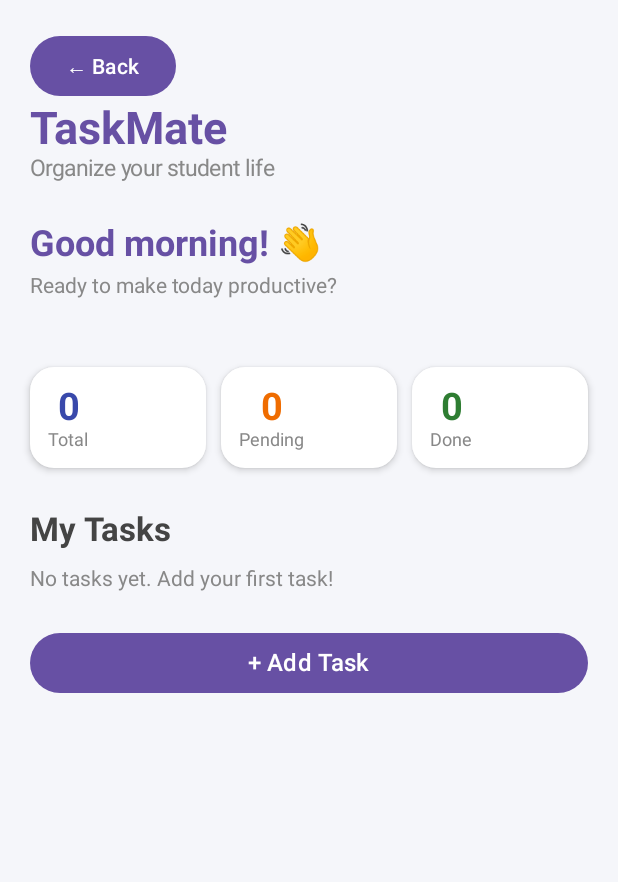
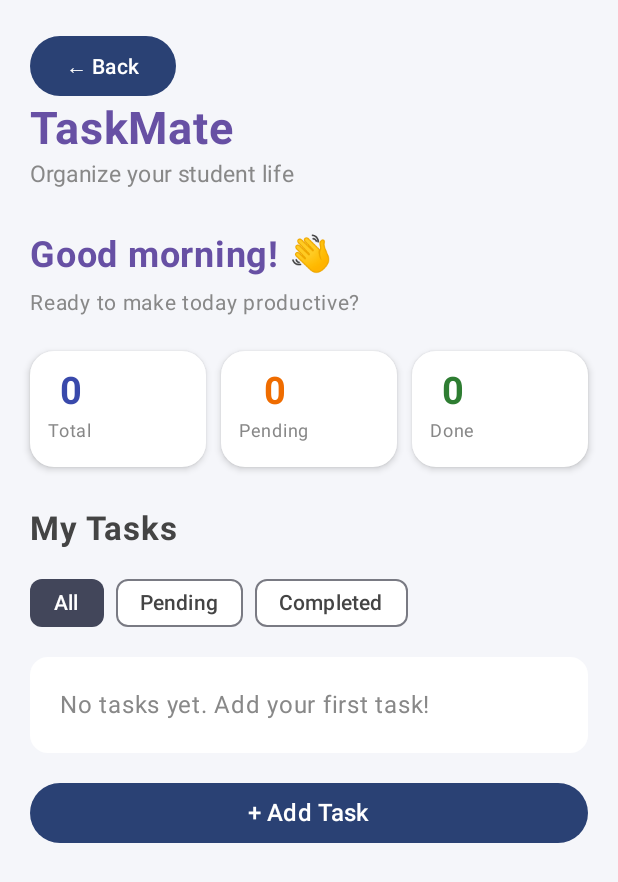
Before and after one commit to Aishalucky1234/TaskMate-Student-Task-Manager-, an Android app built with Jetpack Compose: the screen it shows after launch (MainActivity), after a tap on "Get Started →", on a phone screen of 412 x 824 dp. Shown: the top 882 px of the screen. Run offline under Robolectric (Android 15) with nearby library versions, the phone set to English and light mode, and no system bars; our stand-ins replace Room's generated code.

Commit message:
Integrate Add Task feature with Room database and task filtering

```diff
--- a/app/src/main/java/com/example/taskmate/MainActivity.kt
+++ b/app/src/main/java/com/example/taskmate/MainActivity.kt
@@ -1,69 +1,106 @@
-
 package com.example.taskmate
 
+import android.content.Intent
 import android.os.Bundle
 import androidx.activity.ComponentActivity
 import androidx.activity.compose.setContent
-import androidx.compose.foundation.background
 import androidx.compose.foundation.layout.Arrangement
 import androidx.compose.foundation.layout.Column
 import androidx.compose.foundation.layout.Row
 import androidx.compose.foundation.layout.Spacer
 import androidx.compose.foundation.layout.fillMaxSize
 import androidx.compose.foundation.layout.fillMaxWidth
+import androidx.compose.foundation.layout.height
 import androidx.compose.foundation.layout.padding
-import androidx.compose.foundation.layout.height
+import androidx.compose.foundation.lazy.LazyColumn
+import androidx.compose.foundation.lazy.items
 import androidx.compose.foundation.shape.RoundedCornerShape
 import androidx.compose.material3.Button
 import androidx.compose.material3.Card
 import androidx.compose.material3.CardDefaults
+import androidx.compose.material3.Checkbox
+import androidx.compose.material3.FilterChip
 import androidx.compose.material3.MaterialTheme
 import androidx.compose.material3.Scaffold
 import androidx.compose.material3.Text
 import androidx.compose.runtime.Composable
+import androidx.compose.runtime.collectAsState
+import androidx.compose.runtime.getValue
+import androidx.compose.runtime.mutableStateOf
+import androidx.compose.runtime.remember
+import androidx.compose.runtime.rememberCoroutineScope
+import androidx.compose.runtime.setValue
 import androidx.compose.ui.Alignment
 import androidx.compose.ui.Modifier
 import androidx.compose.ui.graphics.Color
 import androidx.compose.ui.text.font.FontWeight
+import androidx.compose.ui.text.style.TextDecoration
 import androidx.compose.ui.unit.dp
 import androidx.compose.ui.unit.sp
 import com.example.taskmate.ui.theme.TaskMateTheme
-import android.content.Intent
-import androidx.compose.runtime.collectAsState
-import androidx.compose.runtime.getValue
+import kotlinx.coroutines.launch
+import androidx.compose.material3.CheckboxDefaults
+import androidx.compose.material3.FilterChipDefaults
+
 class MainActivity : ComponentActivity() {
+
     override fun onCreate(savedInstanceState: Bundle?) {
         super.onCreate(savedInstanceState)
 
-        val taskFlow = TaskDatabase.getDatabase(applicationContext)
-            .taskDao()
-            .getAllTasks()
+        val taskDao = TaskDatabase.getDatabase(applicationContext).taskDao()
 
         setContent {
-            val tasks by taskFlow.collectAsState(initial = emptyList())
+            TaskMateTheme {
+                val tasks by taskDao.getAllTasks()
+                    .collectAsState(initial = emptyList())
 
                 TaskMateHomeScreen(
                     tasks = tasks,
+                    taskDao = taskDao,
                     onBackClick = {
                         finish()
                     },
                     onAddTaskClick = {
-                    val intent = Intent(this@MainActivity, AddTaskActivity::class.java)
-                    this@MainActivity.startActivity(intent)
+                        val intent = Intent(
+                            this@MainActivity,
+                            AddTaskActivity::class.java
+                        )
+                        startActivity(intent)
                     }
                 )
             }
         }
     }
+}
+
+private enum class TaskFilter(val label: String) {
+    ALL("All"),
+    PENDING("Pending"),
+    COMPLETED("Completed")
+}
+
 @Composable
 fun TaskMateHomeScreen(
     tasks: List<Task>,
+    taskDao: TaskDao,
     onBackClick: () -> Unit,
     onAddTaskClick: () -> Unit
 ) {
     val totalTasks = tasks.size
     val completedTasks = tasks.count { it.isCompleted }
     val pendingTasks = totalTasks - completedTasks
+
+    val updateScope = rememberCoroutineScope()
+    var selectedFilter by remember {
+        mutableStateOf(TaskFilter.ALL)
+    }
+
+    val visibleTasks = when (selectedFilter) {
+        TaskFilter.ALL -> tasks
+        TaskFilter.PENDING -> tasks.filter { !it.isCompleted }
+        TaskFilter.COMPLETED -> tasks.filter { it.isCompleted }
+    }
+
     Scaffold(
         modifier = Modifier.fillMaxSize(),
         containerColor = Color(0xFFF5F6FA)
@@ -75,16 +112,16 @@ fun TaskMateHomeScreen(
                 .padding(paddingValues)
                 .padding(20.dp)
         ) {
-            Button(
-                onClick = onBackClick
-            ) {
+
+            Button(onClick = onBackClick) {
                 Text(text = "← Back")
             }
+
             Text(
                 text = "TaskMate",
                 fontSize = 30.sp,
                 fontWeight = FontWeight.Bold,
-                color = Color(color =(0xFF6750A4))
+                color = Color(0xFF6750A4)
             )
 
             Text(
@@ -101,6 +138,7 @@ fun TaskMateHomeScreen(
                 fontWeight = FontWeight.Bold,
                 color = Color(0xFF6750A4)
             )
+
             Spacer(modifier = Modifier.height(6.dp))
 
             Text(
@@ -108,9 +146,6 @@ fun TaskMateHomeScreen(
                 fontSize = 14.sp,
                 color = Color.Gray
             )
-
-            Spacer(modifier = Modifier.height(20.dp))
-            Spacer(modifier = Modifier.height(6.dp))
 
             Spacer(modifier = Modifier.height(20.dp))
 
@@ -151,41 +186,106 @@ fun TaskMateHomeScreen(
 
             Spacer(modifier = Modifier.height(12.dp))
 
-            if (tasks.isEmpty()) {
-                Text(
-                    text = "No tasks yet. Add your first task!",
-                    color = Color.Gray,
-                    fontSize = 14.sp
+            // Task filters
+            Row(
+                modifier = Modifier.fillMaxWidth(),
+                horizontalArrangement = Arrangement.spacedBy(8.dp)
+            ) {
+                TaskFilter.values().forEach { filter ->
+                    FilterChip(
+                        selected = selectedFilter == filter,
+                        onClick = { selectedFilter = filter },
+                        label = { Text(filter.label) },
+                        colors = FilterChipDefaults.filterChipColors(
+                            containerColor = Color.White,
+                            labelColor = Color.DarkGray,
+                            selectedContainerColor = Color(0xFF42465A),
+                            selectedLabelColor = Color.White
                         )
-            } else {
-                tasks.forEach { task ->
-                    TaskCard(
-                        title = task.title,
-                        deadline = "Deadline: ${task.deadline}",
-                        completed = task.isCompleted
                     )
-
-                    Spacer(modifier = Modifier.height(12.dp))
                 }
             }
 
-            Spacer(modifier = Modifier.height(24.dp))
+            Spacer(modifier = Modifier.height(12.dp))
+
+            //  Filtered task list
+            if (visibleTasks.isEmpty()) {
+
+                val message = when {
+                    tasks.isEmpty() ->
+                        "No tasks yet. Add your first task!"
+
+                    selectedFilter == TaskFilter.PENDING ->
+                        "You have no pending tasks. Great job!"
+
+                    selectedFilter == TaskFilter.COMPLETED ->
+                        "No completed tasks yet."
+
+                    else -> "No tasks to show."
+                }
+
+                Card(
+                    modifier = Modifier.fillMaxWidth(),
+                    colors = CardDefaults.cardColors(
+                        containerColor = Color.White
+                    )
+                ) {
+                    Text(
+                        text = message,
+                        modifier = Modifier.padding(20.dp),
+                        color = Color.Gray
+                    )
+                }
+
+            } else {
+
+                LazyColumn(
+                    modifier = Modifier
+                        .fillMaxWidth()
+                        .weight(1f),
+                    verticalArrangement = Arrangement.spacedBy(12.dp)
+                ) {
+                    items(
+                        items = visibleTasks,
+                        key = { it.id }
+                    ) { task ->
+
+                        TaskCard(
+                            task = task,
+                            onCompletionChanged = { isCompleted ->
+                                updateScope.launch {
+                                    taskDao.updateTaskStatus(
+                                        task.id,
+                                        isCompleted
+                                    )
+                                }
+                            }
+                        )
+                    }
+                }
+            }
+
+            Spacer(modifier = Modifier.height(16.dp))
+
 
             Button(
                 onClick = onAddTaskClick,
                 modifier = Modifier.fillMaxWidth()
             ) {
-                Text(text = "+ Add Task", fontSize = 16.sp)
+                Text(
+                    text = "+ Add Task",
+                    fontSize = 16.sp
+                )
             }
         }
     }
 }
 
+//  Task completion card
 @Composable
 fun TaskCard(
-    title: String,
-    deadline: String,
-    completed: Boolean
+    task: Task,
+    onCompletionChanged: (Boolean) -> Unit
 ) {
     Card(
         modifier = Modifier.fillMaxWidth(),
@@ -200,39 +300,68 @@ fun TaskCard(
         Row(
             modifier = Modifier
                 .fillMaxWidth()
-                .padding(16.dp),
+                .padding(14.dp),
             verticalAlignment = Alignment.CenterVertically
         ) {
+
+            Checkbox(
+                checked = task.isCompleted,
+                onCheckedChange = onCompletionChanged,
+                colors = CheckboxDefaults.colors(
+                    checkedColor = Color(0xFF6750A4),
+                    uncheckedColor = Color.DarkGray,
+                    checkmarkColor = Color.White
+                )
+            )
+
             Column(
-                modifier = Modifier.weight(1f),
-                verticalArrangement = Arrangement.Center
+                modifier = Modifier.weight(1f)
             ) {
                 Text(
-                    text = title,
+                    text = task.title,
                     fontSize = 16.sp,
                     fontWeight = FontWeight.SemiBold,
-                    color = Color.DarkGray
+                    color = Color.DarkGray,
+                    textDecoration = if (task.isCompleted) {
+                        TextDecoration.LineThrough
+                    } else {
+                        TextDecoration.None
+                    }
                 )
+
+                if (task.description.isNotBlank()) {
+                    Spacer(modifier = Modifier.height(3.dp))
+
+                    Text(
+                        text = task.description,
+                        style = MaterialTheme.typography.bodySmall,
+                        color = Color.Gray
+                    )
+                }
 
                 Spacer(modifier = Modifier.height(6.dp))
 
                 Text(
-                    text = deadline,
+                    text = "Deadline: ${task.deadline}",
                     fontSize = 13.sp,
                     color = Color.Gray
                 )
             }
 
             Text(
-                text = if (completed) "Done" else "Pending",
-                color = if (completed) Color(0xFF2E7D32)
-                else Color(0xFFEF6C00),
+                text = if (task.isCompleted) "Done" else "Pending",
+                color = if (task.isCompleted) {
+                    Color(0xFF2E7D32)
+                } else {
+                    Color(0xFFEF6C00)
+                },
                 fontSize = 12.sp,
                 fontWeight = FontWeight.Bold
             )
         }
     }
 }
+
 @Composable
 fun SummaryCard(
     title: String,
```
Lines whose indentation alone changed are shown as unchanged.
